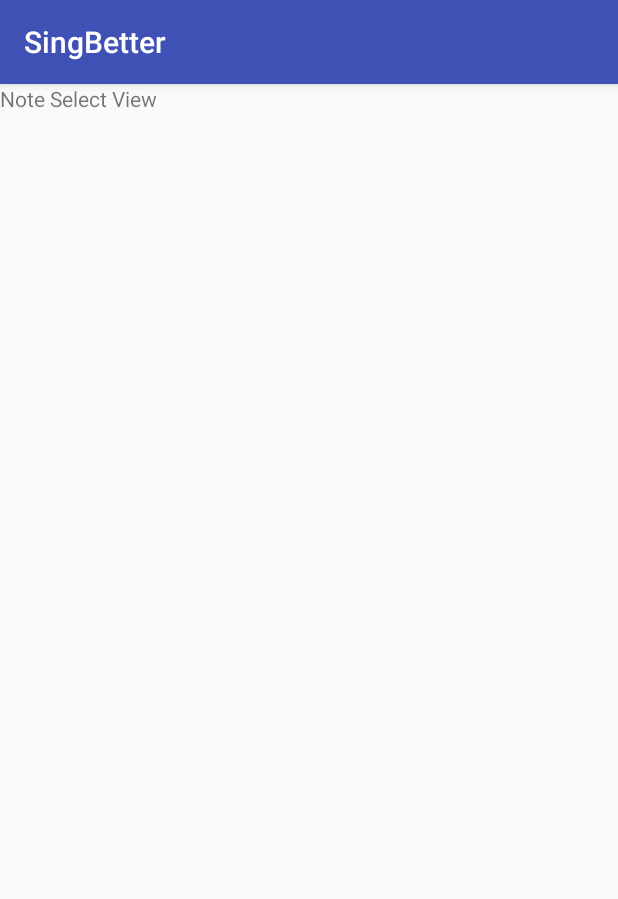
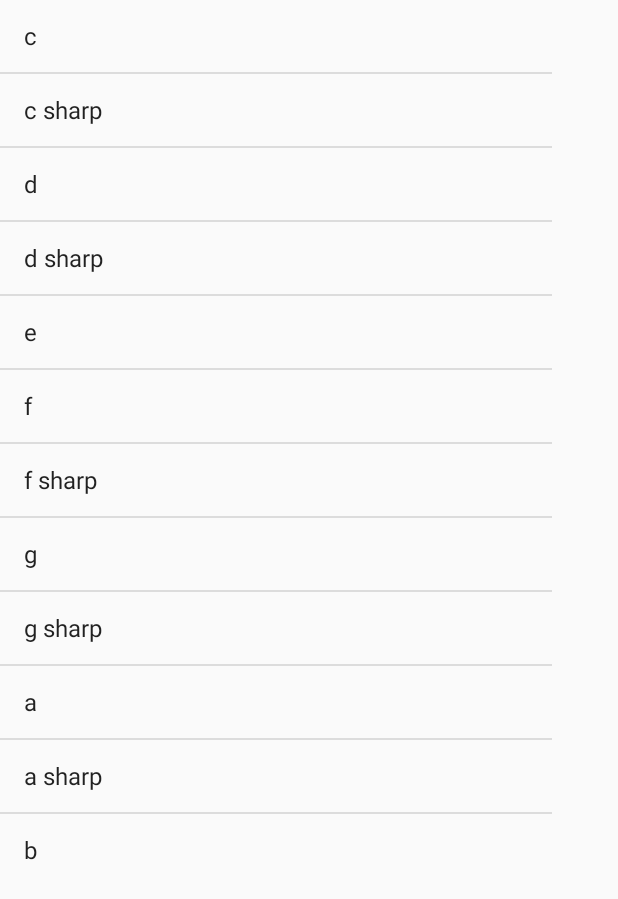
Before and after one commit to dylanmarcus/SingBetter, an Android app: the NoteSelectActivity screen opened directly, with no data from a screen before it, on a phone screen of 412 x 824 dp. Shown: the top 899 px of the screen. Run offline under Robolectric (Android 15) with nearby library versions, the phone set to English and light mode, and no system bars; 1 statement that could not run was skipped.

Commit message:
added ListView to display array of notes

```diff
--- a/SingBetter/app/src/main/java/com/inyourface/singbetter/MainActivity.java
+++ b/SingBetter/app/src/main/java/com/inyourface/singbetter/MainActivity.java
@@ -1,7 +1,9 @@
 package com.inyourface.singbetter;
 
+import android.content.Intent;
 import android.support.v7.app.AppCompatActivity;
 import android.os.Bundle;
+import android.view.View;
 import android.widget.Button;
 import android.widget.TextView;
 
@@ -29,6 +31,7 @@ public class MainActivity extends AppCompatActivity {
         // Buttons
         historyViewButton = (Button) findViewById(R.id.history_view_button);
         noteSelectViewButton = (Button) findViewById(R.id.note_select_view_button);
+
         pitchInHz = 0;
         freqText = (TextView) findViewById(R.id.freq_text);
         /*AudioDispatcher dispatcher = AudioDispatcherFactory.fromDefaultMicrophone(22050,1024,0);
--- a/SingBetter/app/src/main/java/com/inyourface/singbetter/NoteSelectActivity.java
+++ b/SingBetter/app/src/main/java/com/inyourface/singbetter/NoteSelectActivity.java
@@ -1,13 +1,23 @@
 package com.inyourface.singbetter;
 
+import android.app.ListActivity;
+import android.os.Bundle;
 import android.support.v7.app.AppCompatActivity;
-import android.os.Bundle;
+import android.widget.ArrayAdapter;
+import android.widget.ListAdapter;
+import android.widget.ListView;
 
-public class NoteSelectActivity extends AppCompatActivity {
+
+public class NoteSelectActivity extends ListActivity {
 
     @Override
     protected void onCreate(Bundle savedInstanceState) {
         super.onCreate(savedInstanceState);
         setContentView(R.layout.activity_note_select);
+
+        String[] notes = {"c", "c sharp", "d", "d sharp", "e", "f", "f sharp", "g", "g sharp", "a", "a sharp", "b"};
+        ListAdapter adapter = new ArrayAdapter<String>(this, android.R.layout.simple_list_item_1, notes);
+        ListView notesListView = (ListView) findViewById(R.id.notes_list);
+        notesListView.setAdapter(adapter);
     }
 }
--- a/SingBetter/app/src/main/res/layout/activity_note_select.xml
+++ b/SingBetter/app/src/main/res/layout/activity_note_select.xml
@@ -6,10 +6,15 @@
     android:layout_height="match_parent"
     tools:context="com.inyourface.singbetter.NoteSelectActivity">
 
-    <TextView
+    <!--<TextView
         android:id="@+id/note_select_title_text"
         android:layout_width="wrap_content"
         android:layout_height="wrap_content"
-        android:text="Note Select View" />
+        android:text="Note Select View" />-->
+
+    <ListView
+        android:id="@+id/notes_list"
+        android:layout_width="368dp"
+        android:layout_height="wrap_content" ></ListView>
 
 </android.support.constraint.ConstraintLayout>
```
